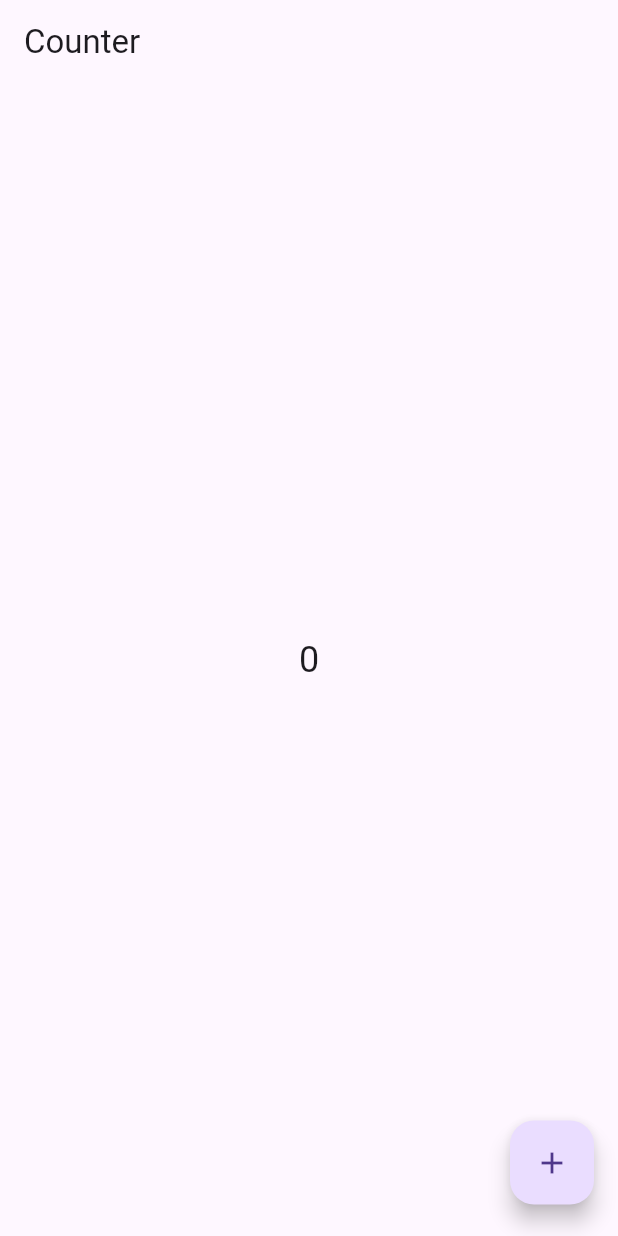
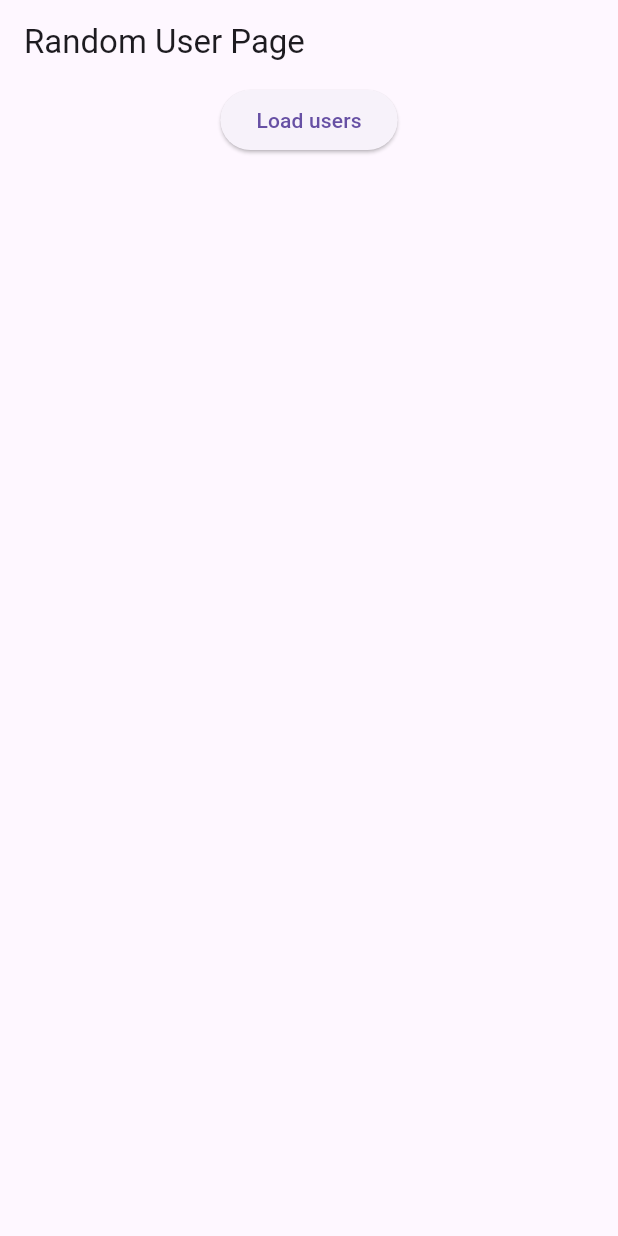
Before and after one commit to paolorechia/learn-flutter-state, a Flutter app: the screen it shows after launch, on a phone screen of 412 x 824 dp. Run offline on Flutter 3.47's test engine with Material 3 defaults, Android fonts, the phone set to English and light mode, and no system bars; our stand-ins replace bloc_concurrency, equatable, flutter_bloc.

Commit message:
First working bloc

```diff
--- a/bloc_todo/lib/blocs/random_user.dart
+++ /dev/null
@@ -1,57 +0,0 @@
-import 'package:bloc_todo/repositories/random_users.dart';
-import 'package:equatable/equatable.dart';
-import 'package:flutter_bloc/flutter_bloc.dart';
-import 'package:bloc_todo/models/random_user.dart';
-
-// events
-sealed class RandomUserEvent {}
-
-final class RandomUserEventRequested extends RandomUserEvent {}
-
-
-enum RandomUserRequestStatus { initial, loading, success, failure }
-
-// state
-class RandomUserState extends Equatable {
-  const RandomUserState._({
-    this.status = RandomUserRequestStatus.initial,
-    this.users = const [],
-  });
-
-  const RandomUserState() : this._();
-
-  final RandomUserRequestStatus status;
-  final List<RandomUser> users;
-
-  @override
-  List<Object> get props => [];
-}
-
-
-// bloc
-class RandomUserBloc
-  extends Bloc<RandomUserEvent, RandomUserState> {
-    RandomUserBloc({
-      required RandomUserRepository randomUserRepository
-    }): _randomUserRepository = randomUserRepository,
-        super(const RandomUserState()) {
-
-          on<RandomUserEventRequested>(_onRandomUserEventRequested);
-
-    }
-    final RandomUserRepository _randomUserRepository;
-
-    void _onRandomUserEventRequested(
-      RandomUserEventRequested event,
-      Emitter<RandomUserState> emit,
-    ) async {
-      List<RandomUser> randomUsers = await _randomUserRepository.getRandomUsers();
-      print("Fetched random user ${randomUsers}");
-      return emit(
-        RandomUserState._(
-          status: RandomUserRequestStatus.loading,
-          users: randomUsers,
-        ),
-      );
-    }
-  }
--- /dev/null
+++ b/bloc_todo/lib/blocs/random_user_bloc.dart
@@ -0,0 +1,80 @@
+import 'package:bloc_todo/repositories/random_users.dart';
+import 'package:equatable/equatable.dart';
+import 'package:flutter_bloc/flutter_bloc.dart';
+import 'package:bloc_concurrency/bloc_concurrency.dart';
+import 'package:bloc_todo/models/random_user.dart';
+
+// events
+sealed class RandomUserEvent {}
+
+final class RandomUserEventRequested extends RandomUserEvent {}
+
+
+enum RandomUserRequestStatus { initial, loading, success, failure }
+
+// state
+class RandomUserState extends Equatable {
+  const RandomUserState._({
+    this.status = RandomUserRequestStatus.initial,
+    this.users = const [],
+  });
+
+  const RandomUserState() : this._();
+
+  final RandomUserRequestStatus status;
+  final List<RandomUser> users;
+
+  @override
+  List<Object> get props => [status, users];
+}
+
+
+// bloc
+class RandomUserBloc extends Bloc<RandomUserEvent, RandomUserState> {
+  RandomUserBloc(
+    {required RandomUserRepository randomUserRepository}
+  ): _randomUserRepository = randomUserRepository, super(const RandomUserState()) {
+
+    on<RandomUserEventRequested>(
+      _onRandomUserEventRequested,
+      transformer: restartable(),
+    );
+  }
+
+  final RandomUserRepository _randomUserRepository;
+
+  void _onRandomUserEventRequested(
+    RandomUserEventRequested event,
+    Emitter<RandomUserState> emit,
+  ) async {
+    emit(
+      RandomUserState._(
+        status: RandomUserRequestStatus.loading,
+        users: state.users, // Keep existing users during loading
+      )
+    );
+
+    print("Fetching...");
+
+    try {
+      await Future.delayed(Duration(seconds: 1));
+      List<RandomUser> randomUsers = await _randomUserRepository.getRandomUsers();
+      print("Fetched random user ${randomUsers}");
+      emit(
+        RandomUserState._(
+          status: RandomUserRequestStatus.success,
+          users: randomUsers,
+        ),
+      );
+      print("Emitted success");
+    } catch (error) {
+      emit(
+        RandomUserState._(
+          status: RandomUserRequestStatus.failure,
+          users: state.users, // Keep existing users on error
+        ),
+      );
+    }
+  }
+
+}
--- a/bloc_todo/lib/main.dart
+++ b/bloc_todo/lib/main.dart
@@ -1,4 +1,5 @@
 // Library imports
+import 'package:bloc_todo/pages/random_user_page.dart';
 import 'package:flutter/material.dart';
 import 'package:flutter_bloc/flutter_bloc.dart';
 
@@ -8,18 +9,23 @@ import 'repositories/random_users.dart';
 
 // Blocs
 import 'blocs/counter_bloc.dart';
-import 'blocs/random_user.dart';
+import 'blocs/random_user_bloc.dart';
 
 // Pages
 import 'pages/counter_page.dart';
 
+// Observers
+import 'observers/simple_bloc_observer.dart';
 
 void main() async {
+  Bloc.observer = SimpleBlocObserver();
 
-  runApp(CounterApp());
+  runApp(BlocTodoApp());
 }
 
-class CounterApp extends StatelessWidget {
+class BlocTodoApp extends StatelessWidget {
+  const BlocTodoApp({super.key});
+
   @override
   Widget build(BuildContext context) {
     return MaterialApp(
@@ -37,9 +43,43 @@ class CounterApp extends StatelessWidget {
                 ),
               ),
             ],
-          child: CounterPage(),
+          child: const AppView(),
           ),
       ),
     );
   }
 }
+
+
+class AppView extends StatefulWidget {
+  const AppView({super.key});
+
+  @override
+  State<AppView> createState() => _AppViewState();
+}
+
+class _AppViewState extends State<AppView> {
+  final _navigatorKey = GlobalKey<NavigatorState>();
+
+  NavigatorState get _navigator => _navigatorKey.currentState!;
+
+
+  @override
+  Widget build(BuildContext context) {
+    return MaterialApp(
+      navigatorKey: _navigatorKey,
+      builder: (context, child) {
+        return BlocListener<RandomUserBloc, RandomUserState>(
+          listener:(context, state) {
+            // _navigator.pushAndRemoveUntil<void>(
+            //   RandomUserPage.route(),
+            //   (route) => false,
+            // );
+          },
+          child: child,
+        );
+      },
+      onGenerateRoute: (_) => RandomUserPage.route(),
+    );
+  }
+}
--- a/bloc_todo/lib/pages/counter_page.dart
+++ b/bloc_todo/lib/pages/counter_page.dart
@@ -4,6 +4,13 @@
 
 
 class CounterPage extends StatelessWidget {
+  const CounterPage({super.key});
+
+  static Route<void> route() {
+    return MaterialPageRoute<void>(builder: (_) => CounterPage());
+  }
+
+
   @override
   Widget build(BuildContext context) {
     return Scaffold(
--- /dev/null
+++ b/bloc_todo/lib/pages/random_user_page.dart
@@ -0,0 +1,56 @@
+import 'package:flutter/material.dart';
+import 'package:flutter_bloc/flutter_bloc.dart';
+import 'package:bloc_todo/blocs/random_user_bloc.dart';
+import 'package:bloc_todo/models/random_user.dart';
+
+class RandomUserPage extends StatelessWidget {
+  const RandomUserPage({super.key});
+
+  static Route<void> route() {
+    return MaterialPageRoute<void>(builder: (_) => RandomUserPage());
+  }
+
+
+  @override
+  Widget build(BuildContext context) {
+
+    List<Widget> children = [
+      ElevatedButton(
+        child: Text('Load users'),
+        onPressed: () => context.read<RandomUserBloc>().add(RandomUserEventRequested()),
+      )
+    ];
+
+    return Scaffold(
+      appBar: AppBar(title: Text('Random User Page')),
+      body: BlocBuilder<RandomUserBloc, RandomUserState>(
+        builder: (context, state) {
+          print(state.status);
+          if (state.status == RandomUserRequestStatus.loading) {
+            children.add(Text('Loading...'));
+          }
+
+          if (state.status == RandomUserRequestStatus.success) {
+            children.add(Text('Success!'));
+          }
+
+          if (state.status == RandomUserRequestStatus.failure) {
+            children.add(Text('Failure!'));
+          }
+
+          if (state.users.isNotEmpty) {
+            for (RandomUser user in state.users) {
+              children.add(Text(user.email));
+            }
+          }
+
+          return Center(
+            child: Column(
+              children: children,
+            )
+          );
+        }
+      ),
+    );
+  }
+}
--- a/bloc_todo/pubspec.yaml
+++ b/bloc_todo/pubspec.yaml
@@ -7,6 +7,7 @@ environment:
   sdk: ^3.8.1
 
 dependencies:
+  bloc_concurrency: ^0.3.0
   equatable: ^2.0.7
   flutter:
     sdk: flutter
```
Also changed, not shown: bloc_todo/pubspec.lock, 1 other file.
